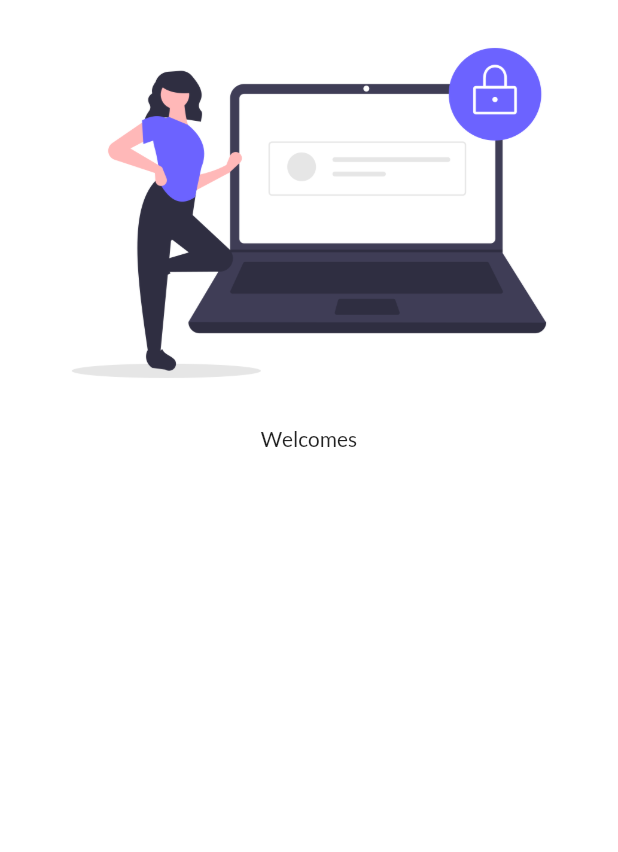
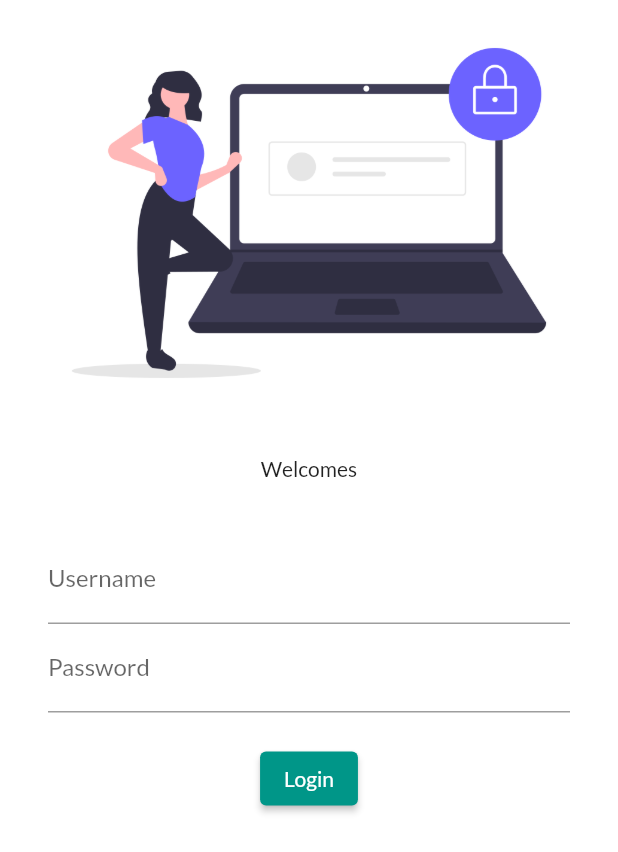
Before and after one commit to hhemant42/FlutterCourse, a Flutter app: the screen it shows after launch, on a phone screen of 412 x 824 dp. Shown: the top 852 px of the screen. Run offline on Flutter 3.47's test engine with Material 2 defaults, Android fonts, the phone set to English and light mode, and no system bars; our stand-ins replace google_fonts.

Commit message:
Day 4 hi tha bc

```diff
--- a/lib/main.dart
+++ b/lib/main.dart
@@ -1,3 +1,5 @@
+// ignore_for_file: prefer_const_constructors
+
 import 'package:all_finance/pages/home_page.dart';
 import 'package:all_finance/pages/login_page.dart';
 import 'package:flutter/material.dart';
@@ -17,10 +19,8 @@ class AllFinance extends StatelessWidget {
       theme: ThemeData(
         primarySwatch: Colors.teal,
         fontFamily: GoogleFonts.lato().fontFamily,
-        //primaryTextTheme: GoogleFonts.latoTextTheme()
       ),
       darkTheme: ThemeData(
-        //brightness: Brightness.dark,
         primarySwatch: Colors.red,
       ),
       routes: {
--- a/lib/pages/home_page.dart
+++ b/lib/pages/home_page.dart
@@ -1,3 +1,5 @@
+// ignore_for_file: prefer_const_declarations, prefer_const_constructors
+
 import 'package:flutter/material.dart';
 
 class HomePage extends StatelessWidget {
@@ -12,9 +14,7 @@ class HomePage extends StatelessWidget {
         title: Text("All Finance"),
       ),
       body: Center(
-        child: Container(
-          child: Text("Welcome to $days days of flutters \n $text "),
-        ),
+        child: Text("Welcome to $days days of flutters \n $text "),
       ),
       drawer: Drawer(),
     );
--- a/lib/pages/login_page.dart
+++ b/lib/pages/login_page.dart
@@ -1,6 +1,9 @@
+// ignore_for_file: prefer_const_constructors
+
 import 'package:flutter/material.dart';
 
 class LoginPage extends StatelessWidget {
+  const LoginPage({Key? key}) : super(key: key);
   @override
   Widget build(BuildContext context) {
     return Material(
@@ -11,9 +14,44 @@ class LoginPage extends StatelessWidget {
               "assets/images/login1.png",
               fit: BoxFit.cover,
             ),
+            SizedBox(
+              height: 20.0,
+            ),
             Text(
               "Welcomes",
             ),
+            SizedBox(
+              height: 20.0,
+            ),
+            Padding(
+                padding: const EdgeInsets.symmetric(
+                    vertical: 16.0, horizontal: 32.0),
+                child: Column(
+                  children: [
+                    TextFormField(
+                      decoration: InputDecoration(
+                        hintText: "Enter Username",
+                        labelText: "Username",
+                      ),
+                    ),
+                    TextFormField(
+                      obscureText: true,
+                      decoration: InputDecoration(
+                        hintText: "Enter Password",
+                        labelText: "Password",
+                      ),
+                    ),
+                    SizedBox(
+                      height: 20.0,
+                    ),
+                    ElevatedButton(
+                        onPressed: () {
+                          print("Hello");
+                        },
+                        child: Text("Login"),
+                        style: TextButton.styleFrom())
+                  ],
+                ))
           ],
         ));
   }
```
